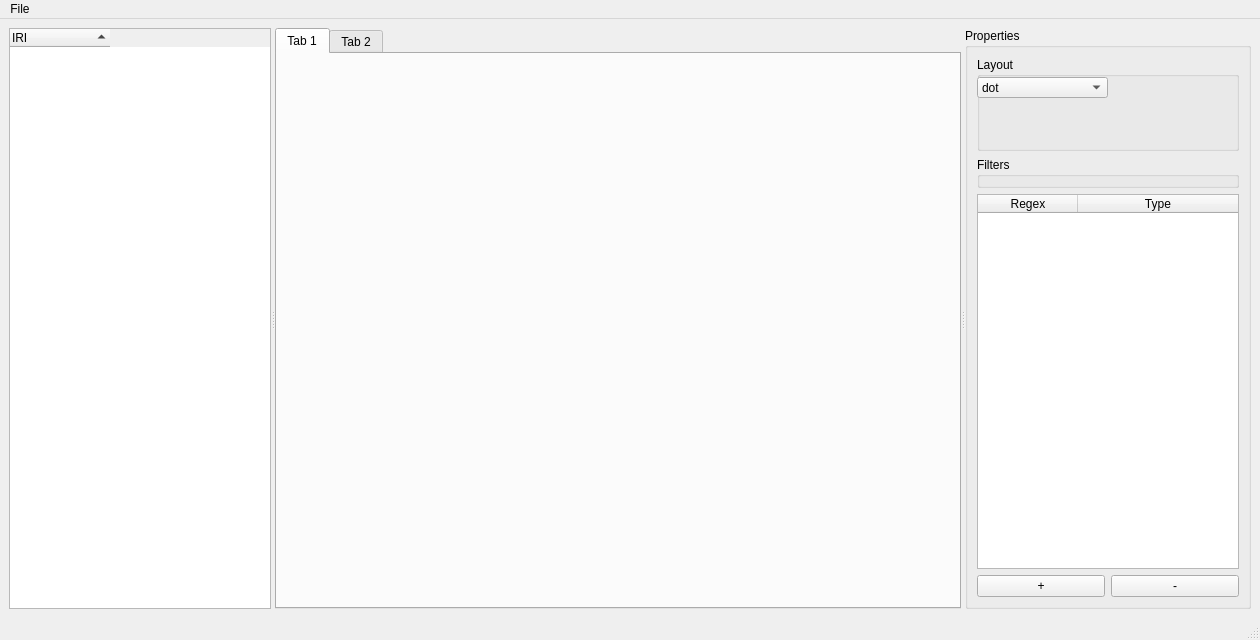
Qt form src/omviz.ui (rock-core/tools-graph_analysis) before a commit.
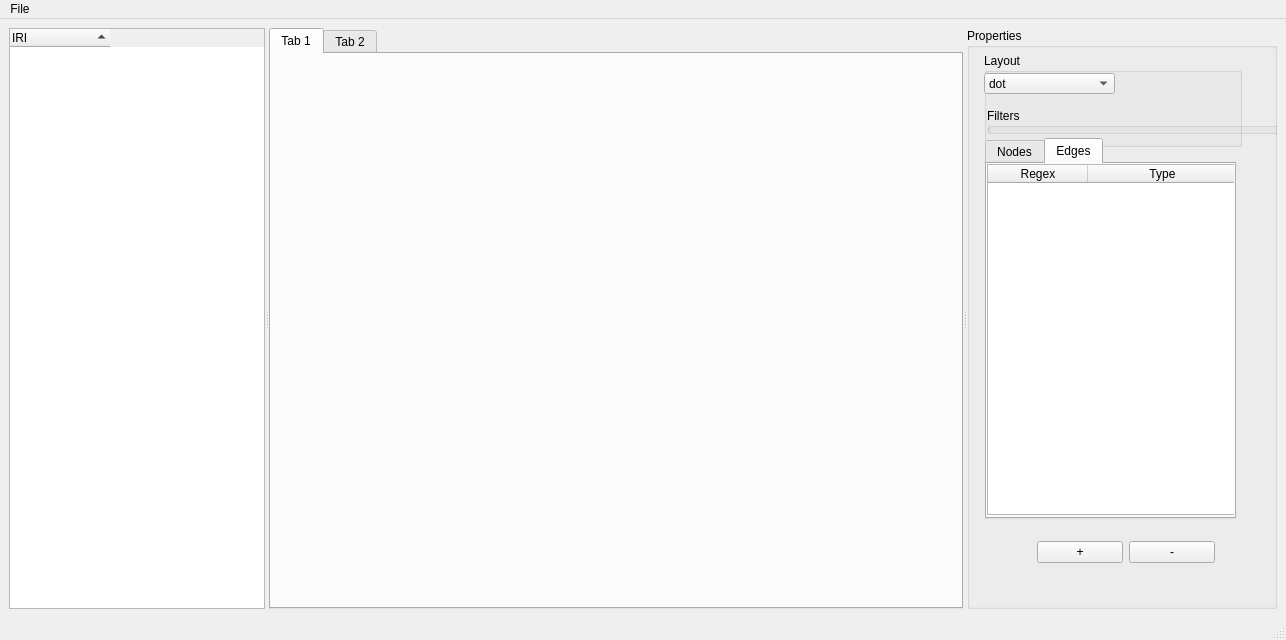
The same form after that commit.

Commit message: Update filtering including gui

Diff of the .ui file:
```diff
--- a/src/omviz.ui
+++ b/src/omviz.ui
@@ -6,7 +6,7 @@
    <rect>
     <x>0</x>
     <y>0</y>
-    <width>1260</width>
+    <width>1286</width>
     <height>640</height>
    </rect>
   </property>
@@ -23,8 +23,8 @@
       <widget class="QTreeWidget" name="treeWidget">
        <property name="sizePolicy">
         <sizepolicy hsizetype="Expanding" vsizetype="Expanding">
-         <horstretch>1</horstretch>
-         <verstretch>1</verstretch>
+         <horstretch>0</horstretch>
+         <verstretch>0</verstretch>
         </sizepolicy>
        </property>
        <property name="autoExpandDelay">
@@ -57,7 +57,7 @@
       <widget class="QTabWidget" name="tabWidget">
        <property name="sizePolicy">
         <sizepolicy hsizetype="Expanding" vsizetype="Expanding">
-         <horstretch>6</horstretch>
+         <horstretch>4</horstretch>
          <verstretch>0</verstretch>
         </sizepolicy>
        </property>
@@ -78,19 +78,28 @@
       <widget class="QGroupBox" name="groupBox">
        <property name="sizePolicy">
         <sizepolicy hsizetype="MinimumExpanding" vsizetype="Preferred">
-         <horstretch>1</horstretch>
+         <horstretch>2</horstretch>
          <verstretch>0</verstretch>
         </sizepolicy>
        </property>
+       <property name="autoFillBackground">
+        <bool>false</bool>
+       </property>
        <property name="title">
         <string>Properties</string>
        </property>
        <property name="alignment">
         <set>Qt::AlignLeading|Qt::AlignLeft|Qt::AlignTop</set>
        </property>
-       <layout class="QVBoxLayout" name="verticalLayout_2">
-        <item>
-         <widget class="QGroupBox" name="groupBox_4">
+       <widget class="QGroupBox" name="groupBox_Layout">
+        <property name="geometry">
+         <rect>
+          <x>17</x>
+          <y>25</y>
+          <width>258</width>
+          <height>94</height>
+         </rect>
+        </property>
           <property name="sizePolicy">
            <sizepolicy hsizetype="Preferred" vsizetype="Preferred">
             <horstretch>0</horstretch>
@@ -100,7 +109,7 @@
           <property name="title">
            <string>Layout</string>
           </property>
-          <widget class="QComboBox" name="comboBox">
+        <widget class="QComboBox" name="comboBox_Layout">
            <property name="geometry">
             <rect>
              <x>0</x>
@@ -151,41 +160,28 @@
            </item>
           </widget>
          </widget>
-        </item>
-        <item>
          <widget class="QGroupBox" name="groupBox_3">
+        <property name="geometry">
+         <rect>
+          <x>20</x>
+          <y>80</y>
+          <width>291</width>
+          <height>26</height>
+         </rect>
+        </property>
           <property name="title">
            <string>Filters</string>
           </property>
          </widget>
-        </item>
-        <item>
-         <widget class="QTableWidget" name="tableWidget">
-          <property name="sizePolicy">
-           <sizepolicy hsizetype="MinimumExpanding" vsizetype="Expanding">
-            <horstretch>0</horstretch>
-            <verstretch>4</verstretch>
-           </sizepolicy>
-          </property>
-          <attribute name="horizontalHeaderStretchLastSection">
-           <bool>true</bool>
-          </attribute>
-          <attribute name="verticalHeaderStretchLastSection">
-           <bool>false</bool>
-          </attribute>
-          <column>
-           <property name="text">
-            <string>Regex</string>
-           </property>
-          </column>
-          <column>
-           <property name="text">
-            <string>Type</string>
-           </property>
-          </column>
-         </widget>
-        </item>
-        <item>
+       <widget class="QWidget" name="">
+        <property name="geometry">
+         <rect>
+          <x>70</x>
+          <y>510</y>
+          <width>178</width>
+          <height>29</height>
+         </rect>
+        </property>
          <layout class="QHBoxLayout" name="horizontalLayout_2">
           <item>
            <widget class="QPushButton" name="pushButton_addFilter">
@@ -202,19 +198,122 @@
            </widget>
           </item>
          </layout>
-        </item>
-       </layout>
-      </widget>
-     </widget>
+       </widget>
+       <widget class="QTabWidget" name="tabWidget_Filters">
+        <property name="geometry">
+         <rect>
+          <x>18</x>
+          <y>110</y>
+          <width>251</width>
+          <height>381</height>
+         </rect>
+        </property>
+        <property name="sizePolicy">
+         <sizepolicy hsizetype="MinimumExpanding" vsizetype="Expanding">
+          <horstretch>1</horstretch>
+          <verstretch>0</verstretch>
+         </sizepolicy>
+        </property>
+        <property name="currentIndex">
+         <number>1</number>
+        </property>
+        <widget class="QWidget" name="tab_NodesFilter">
+         <attribute name="title">
+          <string>Nodes</string>
+         </attribute>
+         <widget class="QTableWidget" name="tableWidget_NodesFilter">
+          <property name="geometry">
+           <rect>
+            <x>0</x>
+            <y>0</y>
+            <width>251</width>
+            <height>351</height>
+           </rect>
+          </property>
+          <property name="sizePolicy">
+           <sizepolicy hsizetype="MinimumExpanding" vsizetype="Expanding">
+            <horstretch>0</horstretch>
+            <verstretch>4</verstretch>
+           </sizepolicy>
+          </property>
+          <attribute name="horizontalHeaderStretchLastSection">
+           <bool>true</bool>
+          </attribute>
+          <attribute name="verticalHeaderStretchLastSection">
+           <bool>false</bool>
+          </attribute>
+          <column>
+           <property name="text">
+            <string>Regex</string>
+           </property>
+          </column>
+          <column>
+           <property name="text">
+            <string>Type</string>
+           </property>
+          </column>
+         </widget>
+        </widget>
+        <widget class="QWidget" name="tab_EdgesFilter">
+         <attribute name="title">
+          <string>Edges</string>
+         </attribute>
+         <widget class="QTableWidget" name="tableWidget_EdgesFilter">
+          <property name="geometry">
+           <rect>
+            <x>0</x>
+            <y>0</y>
+            <width>251</width>
+            <height>351</height>
+           </rect>
+          </property>
+          <property name="sizePolicy">
+           <sizepolicy hsizetype="MinimumExpanding" vsizetype="Expanding">
+            <horstretch>0</horstretch>
+            <verstretch>4</verstretch>
+           </sizepolicy>
+          </property>
+          <attribute name="horizontalHeaderStretchLastSection">
+           <bool>true</bool>
+          </attribute>
+          <attribute name="verticalHeaderStretchLastSection">
+           <bool>false</bool>
+          </attribute>
+          <column>
+           <property name="text">
+            <string>Regex</string>
+           </property>
+          </column>
+          <column>
+           <property name="text">
+            <string>Type</string>
+           </property>
+          </column>
+         </widget>
+        </widget>
+       </widget>
+      </widget>
+     </widget>
     </item>
    </layout>
+   <widget class="QWidget" name="">
+    <property name="geometry">
+     <rect>
+      <x>0</x>
+      <y>0</y>
+      <width>1281</width>
+      <height>601</height>
+     </rect>
+    </property>
+    <layout class="QVBoxLayout" name="verticalLayout_2"/>
+   </widget>
   </widget>
   <widget class="QMenuBar" name="menubar">
    <property name="geometry">
     <rect>
      <x>0</x>
      <y>0</y>
-     <width>1260</width>
+     <width>1286</width>
      <height>23</height>
     </rect>
    </property>
```
Lines whose indentation alone changed are shown as unchanged. The commit also changes 3 other files.
